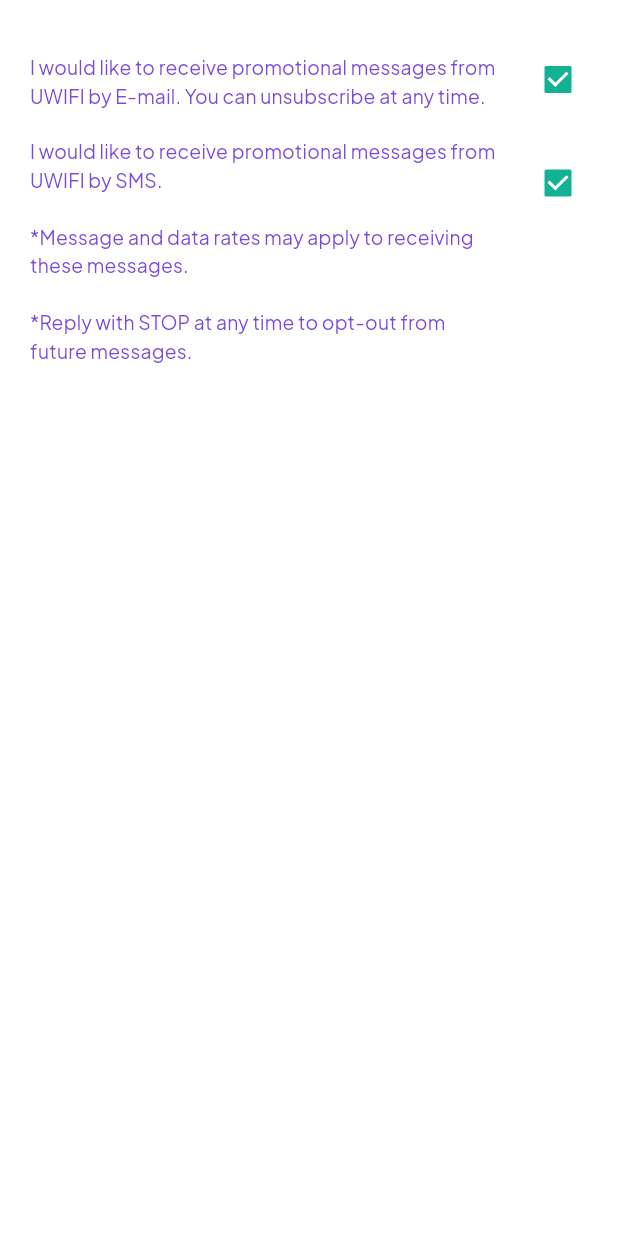
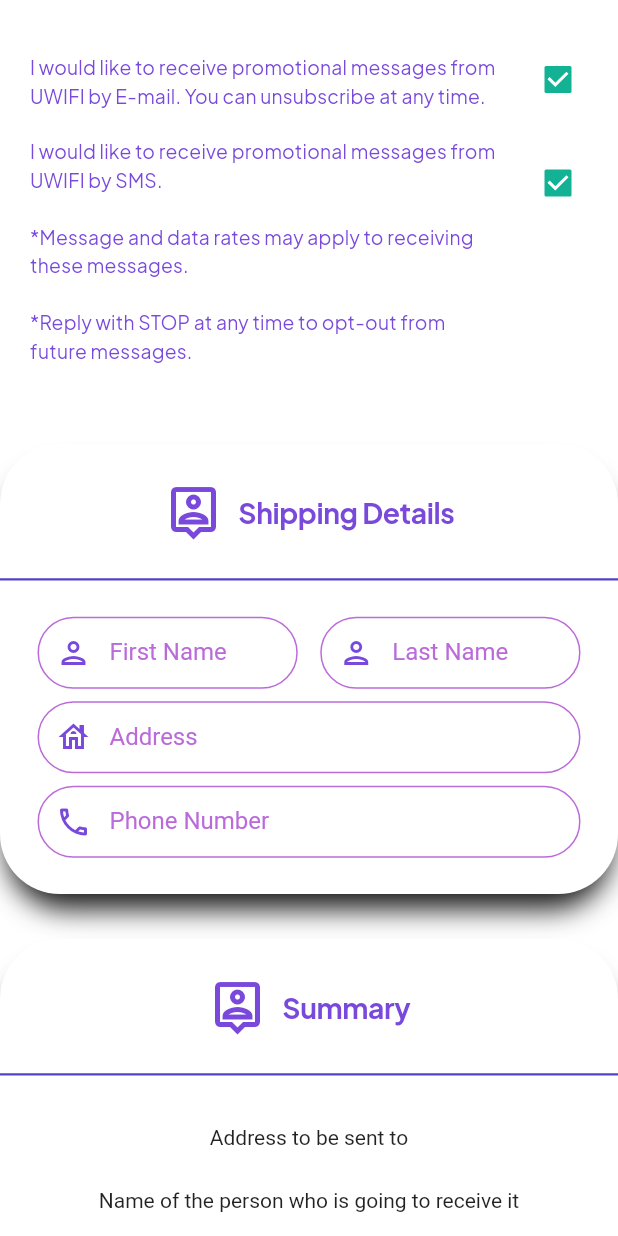
Before and after one commit to CB-Luna/uwifi_map_services, a Flutter app: the CustomerLocationDisplay widget shown alone on an empty page, opened directly with empty values, on a phone screen of 412 x 824 dp. Run offline on Flutter 3.47's test engine with Material 2 defaults, Android fonts, the phone set to English and light mode, and no system bars; our stand-ins replace accordion, animated_text_kit, another_flushbar, badges, camera, clay_containers and 10 more; missing offline and left inert: circular_menu, dart:html, dart:js, google_maps, pattern_formatter, pointer_interceptor and 2 more; network calls fail.

Commit message:
shipping y summary tarjetas

```diff
--- a/lib/providers/customer_info_controller.dart
+++ b/lib/providers/customer_info_controller.dart
@@ -17,12 +17,21 @@ class CustomerInfoProvider with ChangeNotifier {
   final TextEditingController parsedLName = TextEditingController();
   final TextEditingController parsedPhone = TextEditingController();
   final TextEditingController parsedEmail = TextEditingController();
+  final TextEditingController parsedAddress = TextEditingController();
+  //controllers for the Card Info
+  final TextEditingController parsedName = TextEditingController();
 
   //Card Variables
   String number = '';
   String ccv = '';
   String date = '';
   String cardName = '';
+
+  //Variables de Envio
+  String addressShip = '';
+  String nameShip ='';
+  String lastNameShip ='';
+  String phoneShip='';
 
   String origin;
   String lastName = '';
@@ -103,21 +112,46 @@ class CustomerInfoProvider with ChangeNotifier {
   //Functions for the card
   void setCard(String card){
     number = card;
+    notifyListeners();
   }
   void setCcv(String value){
     ccv=value;
+    notifyListeners();
   }
   void setDate(String date){
     this.date=date;
+    notifyListeners();
   }
   void setCardName(String name){
     cardName = name;
+    notifyListeners();
+  }
+  //funciones para envio
+  void setAddressShipping(String value){
+    addressShip = value;
+    notifyListeners();
+  }
+
+  void setNameShipping(String name){
+    nameShip =name;
+    notifyListeners();
+  }
+
+  void setLastNameShipping(String lastName){
+    lastNameShip = lastName;
+    notifyListeners();
+  }
+
+  void setphoneShipping(String phone){
+    phoneShip = phone;
+    notifyListeners();
   }
 
   void setEngage(String engopt) {
     engageoption = engopt;
     notifyListeners();
   }
+
 
   void setColor(Color pancolor) {
     panelcolor = pancolor;
--- a/lib/ui/views/stepsViews/customer_info_checks.dart
+++ b/lib/ui/views/stepsViews/customer_info_checks.dart
@@ -3,8 +3,10 @@ import 'package:flutter/material.dart';
 import 'package:google_fonts/google_fonts.dart';
 import 'package:provider/provider.dart';
 import 'package:uwifi_map_services/data/constants.dart';
+import 'package:uwifi_map_services/theme/theme_data.dart';
 import 'package:uwifi_map_services/ui/buttons/custom_outlined_button.dart';
 import 'package:uwifi_map_services/providers/customer_info_controller.dart';
+import 'package:uwifi_map_services/ui/inputs/custom_inputs.dart';
 
 class PromoCheckbox extends StatefulWidget {
   const PromoCheckbox({Key? key}) : super(key: key);
@@ -19,8 +21,10 @@ class PromoCheckboxState extends State<PromoCheckbox> {
 
   @override
   Widget build(BuildContext context) {
+    final controller = Provider.of<CustomerInfoProvider>(context);
     final customerController =
         Provider.of<CustomerInfoProvider>(context, listen: false);
+    bool? selected;
     return Column(
       mainAxisSize: MainAxisSize.min,
       mainAxisAlignment: MainAxisAlignment.center,
@@ -62,6 +66,7 @@ class PromoCheckboxState extends State<PromoCheckbox> {
           controlAffinity: ListTileControlAffinity.trailing,
           contentPadding: const EdgeInsetsDirectional.fromSTEB(5, 5, 5, 5),
         ),
+
       ],
     );
   }
--- a/lib/ui/views/stepsViews/customer_info_view.dart
+++ b/lib/ui/views/stepsViews/customer_info_view.dart
@@ -280,9 +280,7 @@ class _WebViewState extends State<_WebView> {
                       zcode: widget.zipcode,
                     ),
                   ),
-                  const SizedBox(
-                    width: 250,
-                  )
+
                 ],
               ),
             ],
--- a/lib/ui/views/stepsViews/customer_location_display.dart
+++ b/lib/ui/views/stepsViews/customer_location_display.dart
@@ -1,5 +1,7 @@
 import 'package:flutter/material.dart';
 import 'package:uwifi_map_services/theme/theme_data.dart';
+import 'package:uwifi_map_services/ui/views/stepsViews/shipping_info.dart';
+import 'package:uwifi_map_services/ui/views/stepsViews/summary_info.dart';
 import 'customer_info_checks.dart';
 import 'package:uwifi_map_services/classes/popup.dart';
 
@@ -24,6 +26,7 @@ class CustomerLocationDisplay extends StatelessWidget with Popup {
         mainAxisSize: MainAxisSize.min,
         mainAxisAlignment: MainAxisAlignment.start,
         children: [
+          //Checkboxes
           Container(
             margin: const EdgeInsets.symmetric(vertical: 0),
             padding: const EdgeInsets.all(15),
@@ -33,6 +36,44 @@ class CustomerLocationDisplay extends StatelessWidget with Popup {
             ),
             child: const PromoCheckbox(),
           ),
+           SizedBox(
+          height: 30,
+        ),
+        //Shipping Info
+        Container(
+          height: 300,
+          decoration: BoxDecoration(
+            color: colorInversePrimary,
+            boxShadow: const [
+              BoxShadow(
+                blurRadius: 15,
+                spreadRadius: -5,
+                color: colorBgB,
+                offset: Offset(0, 15),
+              )
+            ],
+            borderRadius: BorderRadius.circular(40),
+          ),
+          child:const ShippingInfo(),
+        ),
+        SizedBox(height: 30,),
+        //Summary
+        Container(
+          height: 300,
+          decoration: BoxDecoration(
+            color: colorInversePrimary,
+            boxShadow: const [
+              BoxShadow(
+                blurRadius: 15,
+                spreadRadius: -5,
+                color: colorBgB,
+                offset: Offset(0, 15),
+              )
+            ],
+            borderRadius: BorderRadius.circular(40),
+          ),
+          child: const SummaryInfo(),
+        ),
         ],
       ),
     );
--- a/lib/ui/views/stepsViews/customer_personal_details_form.dart
+++ b/lib/ui/views/stepsViews/customer_personal_details_form.dart
@@ -242,7 +242,7 @@ class CustomerPersonalDetailsForm extends StatelessWidget {
                                   ),
                             TextFormField(
                               /// VARIABLE STORAGE
-                              controller: controller.parsedPhone,
+                              controller: controller.parsedAddress,
                               onChanged: (value) =>
                                   controller.setAddress(value),
 
@@ -428,7 +428,7 @@ class CustomerPersonalDetailsForm extends StatelessWidget {
                               Expanded(
                                   child: TextFormField(
                                           /// VARIABLE STORAGE
-                                          controller: controller.parsedFName,
+                                          controller: controller.parsedName,
                                           onChanged: (value) {
                                             controller.setfName(value);
                                             portabilityFormProvider
--- /dev/null
+++ b/lib/ui/views/stepsViews/shipping_info.dart
@@ -0,0 +1,159 @@
+import 'package:flutter/material.dart';
+import 'package:flutter/services.dart';
+import 'package:provider/provider.dart';
+import 'package:uwifi_map_services/data/constants.dart';
+import 'package:uwifi_map_services/providers/customer_info_controller.dart';
+import 'package:uwifi_map_services/providers/steps_controller.dart';
+import 'package:uwifi_map_services/theme/theme_data.dart';
+import 'package:uwifi_map_services/ui/inputs/custom_inputs.dart';
+
+class ShippingInfo extends StatefulWidget {
+  const ShippingInfo({Key? key}) : super(key: key);
+
+  @override
+  State<ShippingInfo> createState() => _ShippingInfoState();
+}
+
+class _ShippingInfoState extends State<ShippingInfo> {
+  @override
+  Widget build(BuildContext context) {
+  final controller = Provider.of<CustomerInfoProvider>(context);
+    return Column(
+      children: [
+        Padding(
+                padding: const EdgeInsets.all(25.0),
+                child: Row(
+                  mainAxisSize: MainAxisSize.min,
+                  children: [
+                    const Icon(
+                      Icons.location_history_outlined,
+                      color: colorPrimary,
+                      size: 40,
+                    ),
+                    const SizedBox(width: 10),
+                    Text(
+                      'Shipping Details',
+                      style: h2Style(context),
+                    ),
+                  ],
+                ),
+              ),
+              const Divider(
+                height: 1,
+                thickness: 1.5,
+                color: colorPrimaryDark,
+              ),
+              Flexible(
+                child: Form(
+                    child: Container(
+                      padding: const EdgeInsets.symmetric(
+                          vertical: 20, horizontal: 25),
+                      child: Column(
+                          mainAxisAlignment: MainAxisAlignment.spaceAround,
+                          children: [
+                             Row(
+                                    crossAxisAlignment:
+                                        CrossAxisAlignment.start,
+                                    mainAxisSize: MainAxisSize.min,
+                                    children: [
+                                      Expanded(
+                                        child: TextFormField(
+                                          /// VARIABLE STORAGE
+                                          controller: controller.parsedFName,
+                                          onChanged: (value) {
+                                            controller.setNameShipping(value);
+
+                                          },
+
+                                          ///VALIDATION TRIGGER
+                                          autovalidateMode: AutovalidateMode
+                                              .onUserInteraction,
+                                          autocorrect: false,
+                                          obscureText: false,
+                                          keyboardType: TextInputType.name,
+                                          decoration: CustomInputs()
+                                              .formInputDecoration(
+                                                  label: 'First Name',
+                                                  icon: Icons.person_outlined),
+
+
+                                          style: const TextStyle(
+                                            color: colorPrimaryDark,
+                                          ),
+                                        ),
+                                      ),
+                                      const SizedBox(width: 15),
+                                      Expanded(
+                                        child: TextFormField(
+                                          /// VARIABLE STORAGE
+                                          controller: controller.parsedLName,
+                                          onChanged: (value) {
+                                            controller.setLastNameShipping(value);
+
+                                          },
+
+                                          ///VALIDATION TRIGGER
+                                          autovalidateMode: AutovalidateMode
+                                              .onUserInteraction,
+                                          autocorrect: false,
+                                          obscureText: false,
+                                          keyboardType: TextInputType.name,
+                                          decoration: CustomInputs()
+                                              .formInputDecoration(
+                                                  label: 'Last Name',
+                                                  icon: Icons.person_outlined),
+
+
+                                          style: const TextStyle(
+                                            color: colorPrimaryDark,
+                                          ),
+                                        ),
+                                      ),
+                                    ],
+                                  ),
+
+                            TextFormField(
+                              /// VARIABLE STORAGE
+                              controller: controller.parsedAddress,
+                              onChanged: (value) =>
+                                  controller.setAddressShipping(value),
+
+                              ///VALIDATION TRIGGER
+                              autovalidateMode:
+                                  AutovalidateMode.onUserInteraction,
+                              obscureText: false,
+                              keyboardType: TextInputType.phone,
+                              decoration: CustomInputs().formInputDecoration(
+                                  label: 'Address', icon: Icons.house_outlined),
+                              style: const TextStyle(
+                                color: colorPrimaryDark,
+                              ),
+                            ),
+                            TextFormField(
+                              /// VARIABLE STORAGE
+                              controller: controller.parsedPhone,
+                              onChanged: (value) => controller.setphoneShipping(value),
+
+                              ///VALIDATION TRIGGER
+                              autovalidateMode:
+                                  AutovalidateMode.onUserInteraction,
+                              obscureText: false,
+                              keyboardType: TextInputType.phone,
+                              decoration: CustomInputs().formInputDecoration(
+                                  label: 'Phone Number',
+                                  icon: Icons.phone_outlined),
+
+
+
+                              style: const TextStyle(
+                                color: colorPrimaryDark,
+                              ),
+                            ),
+
+                          ]),
+                    )),
+              ),
+      ],
+    );
+  }
+}
--- /dev/null
+++ b/lib/ui/views/stepsViews/summary_info.dart
@@ -0,0 +1,59 @@
+import 'package:flutter/material.dart';
+import 'package:uwifi_map_services/data/constants.dart';
+import 'package:uwifi_map_services/theme/theme_data.dart';
+import 'package:uwifi_map_services/ui/inputs/custom_inputs.dart';
+
+class SummaryInfo extends StatefulWidget {
+  const SummaryInfo({Key? key}) : super(key: key);
+
+  @override
+  State<SummaryInfo> createState() => _SummaryInfoState();
+}
+
+class _SummaryInfoState extends State<SummaryInfo> {
+  @override
+  Widget build(BuildContext context) {
+    return Column(
+      children: [
+        Padding(
+                padding: const EdgeInsets.all(25.0),
+                child: Row(
+                  mainAxisSize: MainAxisSize.min,
+                  children: [
+                    const Icon(
+                      Icons.location_history_outlined,
+                      color: colorPrimary,
+                      size: 40,
+                    ),
+                    const SizedBox(width: 10),
+                    Text(
+                      'Summary',
+                      style: h2Style(context),
+                    ),
+                  ],
+                ),
+              ),
+              const Divider(
+                height: 1,
+                thickness: 1.5,
+                color: colorPrimaryDark,
+              ),
+              Flexible(
+                child: Form(
+                    child: Container(
+                      padding: const EdgeInsets.symmetric(
+                          vertical: 20, horizontal: 25),
+                      child: Column(
+                          mainAxisAlignment: MainAxisAlignment.spaceAround,
+                          children: [
+                             Text("Address to be sent to"),
+                             Text("Name of the person who is going to receive it"),
+                             Text("Contact Info"),
+                             Text("Extra information")
+                          ]),
+                    )),
+              ),
+      ],
+    );
+  }
+}
```
Also changed, not shown: 1 other file.
